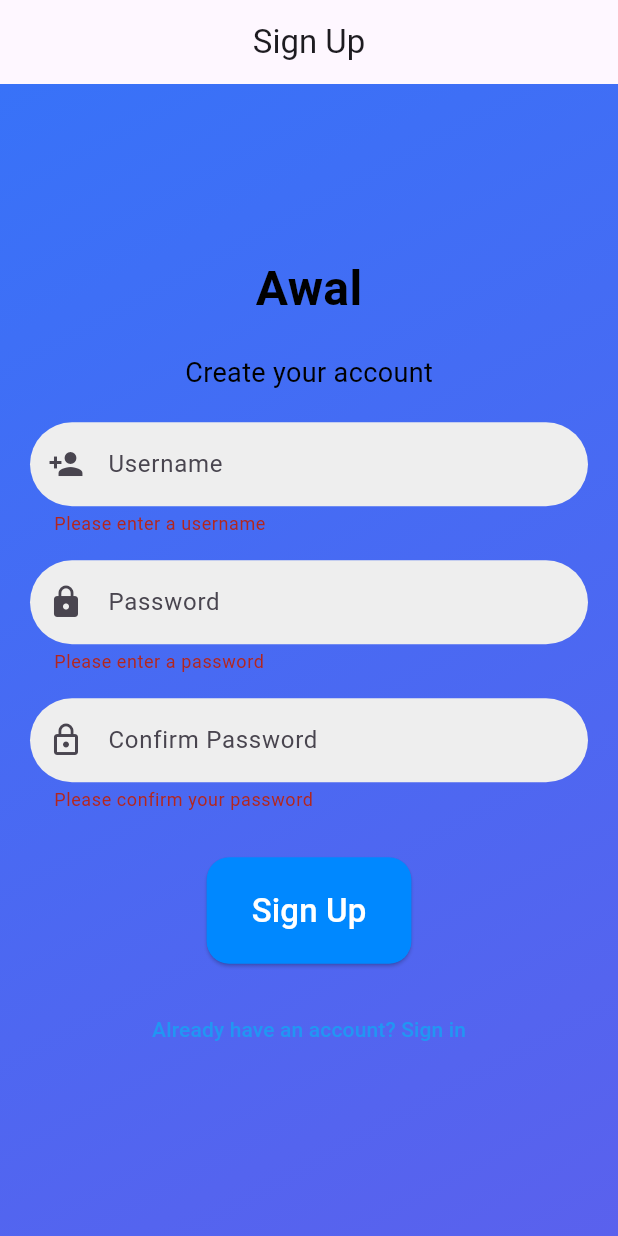
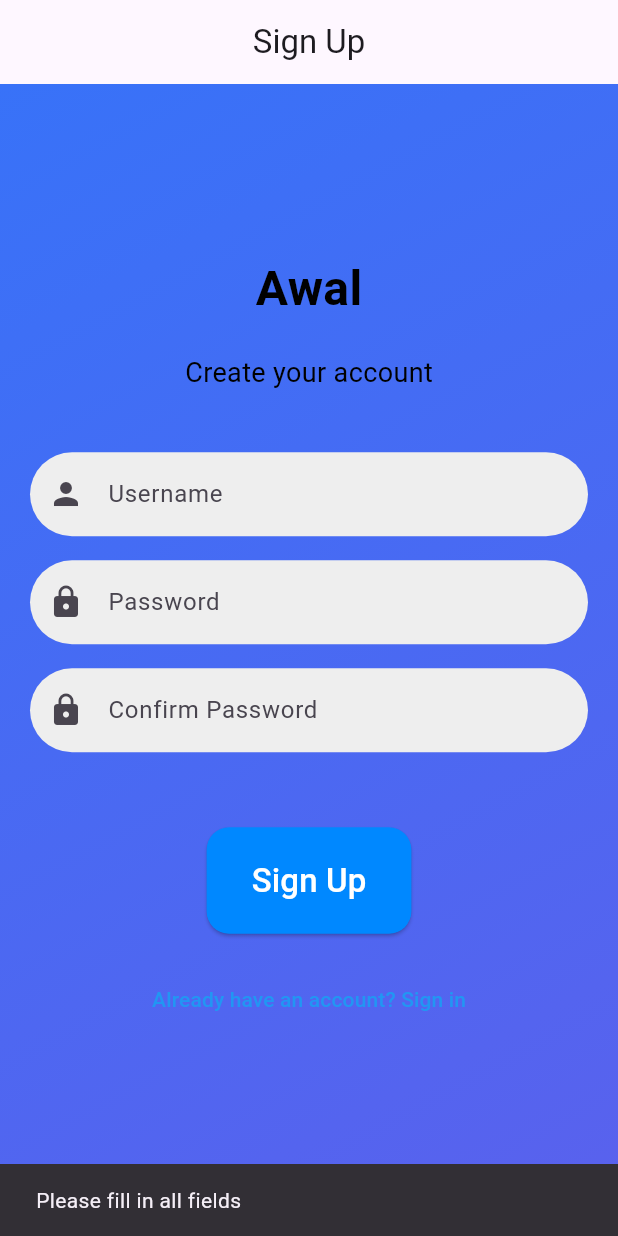
Before and after one commit to HamadAlmatouq/Awal_Parent_frontend, a Flutter app: the screen it shows after launch, after a tap on "Sign Up", on a phone screen of 412 x 824 dp. Run offline on Flutter 3.47's test engine with Material 3 defaults, Android fonts, the phone set to English and light mode, and no system bars; our stand-ins replace dio, go_router, shared_preferences; missing offline and left inert: jwt_decode; accounts and stored records are empty.

```diff
--- a/lib/main.dart
+++ b/lib/main.dart
@@ -36,7 +36,7 @@ class MainApp extends StatelessWidget {
         ),
         GoRoute(
           path: '/home',
-          builder: (context, state) => HomePage(),
+          builder: (context, state) => DashboardPage(),
         ),
       ],
     );
--- a/lib/pages/signUp_page.dart
+++ b/lib/pages/signUp_page.dart
@@ -1,27 +1,17 @@
-import 'dart:io';
 import 'package:bkid_frontend/providers/auth_provider.dart';
 import 'package:flutter/material.dart';
 import 'package:go_router/go_router.dart';
 import 'package:provider/provider.dart';
 
-class SignupPage extends StatefulWidget {
+class SignupPage extends StatelessWidget {
   SignupPage({Key? key}) : super(key: key);
-
-  @override
-  State<SignupPage> createState() => _SignupPageState();
-}
-
-class _SignupPageState extends State<SignupPage> {
-  final _formKey = GlobalKey<FormState>();
   final usernameController = TextEditingController();
   final passwordController = TextEditingController();
   final confirmPasswordController = TextEditingController();
 
   @override
   Widget build(BuildContext context) {
-    return Form(
-      key: _formKey,
-      child: Scaffold(
+    return Scaffold(
       appBar: AppBar(
         title: const Text("Sign Up"),
         centerTitle: true,
@@ -60,24 +50,22 @@ class _SignupPageState extends State<SignupPage> {
                     color: Colors.black,
                   ),
                 ),
-                  const SizedBox(height: 20),
-                  TextFormField(
+                const SizedBox(height: 40),
+                TextField(
                   decoration: InputDecoration(
                     hintText: 'Username',
                     filled: true,
                     fillColor: Colors.grey[200],
-                      prefixIcon: const Icon(Icons.person_add),
+                    prefixIcon: const Icon(Icons.person),
                     border: OutlineInputBorder(
                       borderRadius: BorderRadius.circular(30),
                       borderSide: BorderSide.none,
                     ),
                   ),
-                    validator: (value) =>
-                        value!.isEmpty ? 'Please enter a username' : null,
                   controller: usernameController,
                 ),
                 const SizedBox(height: 16),
-                  TextFormField(
+                TextField(
                   decoration: InputDecoration(
                     hintText: 'Password',
                     filled: true,
@@ -88,53 +76,70 @@ class _SignupPageState extends State<SignupPage> {
                       borderSide: BorderSide.none,
                     ),
                   ),
+                  controller: passwordController,
                   obscureText: true,
-                    controller: passwordController,
-                    validator: (value) =>
-                        value!.isEmpty ? 'Please enter a password' : null,
                 ),
                 const SizedBox(height: 16),
-                  TextFormField(
+                TextField(
                   decoration: InputDecoration(
                     hintText: 'Confirm Password',
                     filled: true,
                     fillColor: Colors.grey[200],
-                      prefixIcon: const Icon(Icons.lock_outline),
+                    prefixIcon: const Icon(Icons.lock),
                     border: OutlineInputBorder(
                       borderRadius: BorderRadius.circular(30),
                       borderSide: BorderSide.none,
                     ),
                   ),
+                  controller: confirmPasswordController,
                   obscureText: true,
-                    validator: (value) {
-                      if (value!.isEmpty) {
-                        return 'Please confirm your password';
-                      }
-                      if (value != passwordController.text) {
-                        return 'Passwords do not match';
-                      }
-                      return null;
-                    },
                 ),
                 const SizedBox(height: 30),
+                Container(
+                  padding: const EdgeInsets.all(20),
+                  child: Column(
+                    children: [
                       ElevatedButton(
                         style: ElevatedButton.styleFrom(
-                      padding: const EdgeInsets.symmetric(
-                          vertical: 20, horizontal: 30),
+                          padding: const EdgeInsets.only(
+                              top: 20, bottom: 20, left: 30, right: 30),
                           shape: RoundedRectangleBorder(
                             borderRadius: BorderRadius.circular(15),
                           ),
-                      backgroundColor: const Color.fromARGB(255, 0, 136, 255),
+                          backgroundColor:
+                              const Color.fromARGB(255, 0, 136, 255),
                         ),
-                    onPressed: () {
-                      if (_formKey.currentState!.validate()) {
-                        _formKey.currentState!.save();
-                        Provider.of<AuthProvider>(context, listen: false)
+                        onPressed: () async {
+                          if (usernameController.text.isEmpty ||
+                              passwordController.text.isEmpty ||
+                              confirmPasswordController.text.isEmpty) {
+                            ScaffoldMessenger.of(context)
+                                .showSnackBar(const SnackBar(
+                              content: Text("Please fill in all fields"),
+                            ));
+                            return;
+                          }
+                          if (passwordController.text !=
+                              confirmPasswordController.text) {
+                            ScaffoldMessenger.of(context)
+                                .showSnackBar(const SnackBar(
+                              content: Text("Passwords do not match"),
+                            ));
+                            return;
+                          }
+                          var result = await Provider.of<AuthProvider>(context,
+                                  listen: false)
                               .signup(
                                   username: usernameController.text,
-                          password: passwordController.text,
-                        );
+                                  password: passwordController.text);
+                          if (result) {
                             context.go("/home");
+                          } else {
+                            ScaffoldMessenger.of(context)
+                                .showSnackBar(const SnackBar(
+                              content: Text(
+                                  "Sign up failed, please try again."),
+                            ));
                           }
                         },
                         child: const Text(
@@ -153,6 +158,8 @@ class _SignupPageState extends State<SignupPage> {
                     ],
                   ),
                 ),
+              ],
+            ),
           ),
         ),
       ),
```
Also changed, not shown: lib/pages/home_page.dart (+206 -60 lines), lib/providers/auth_provider.dart (+31 -11 lines), lib/services/auth_services.dart (+15 -8 lines), lib/pages/signIn_page.dart (line endings or trailing spaces). Lines whose indentation alone changed are shown as unchanged.
